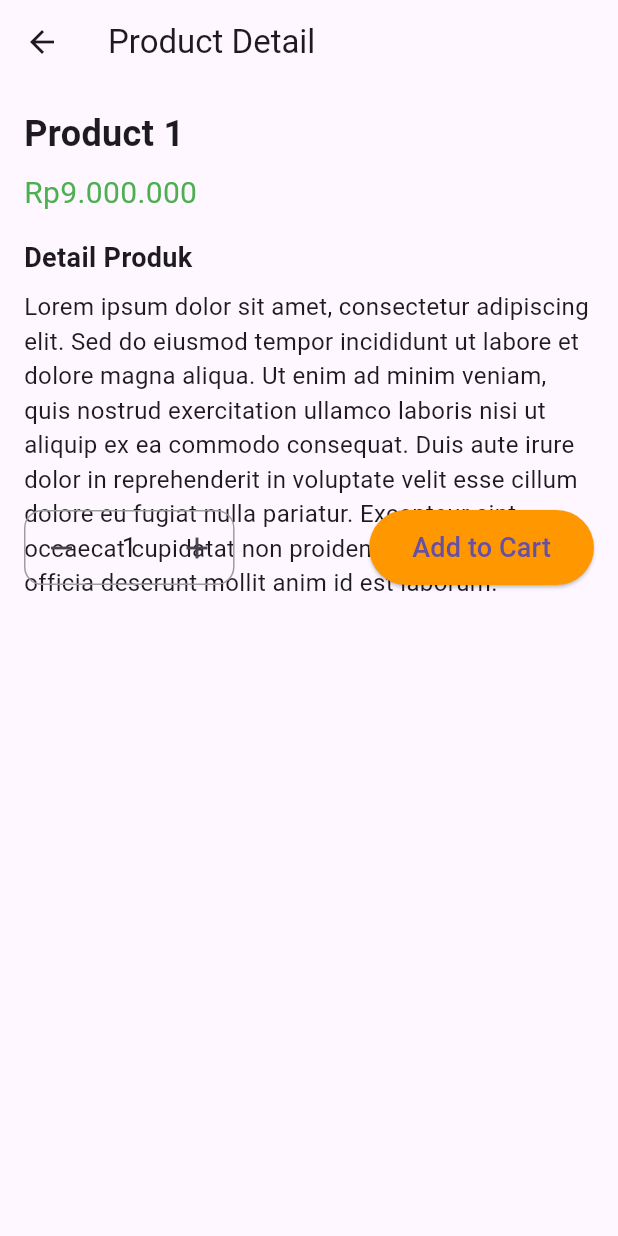
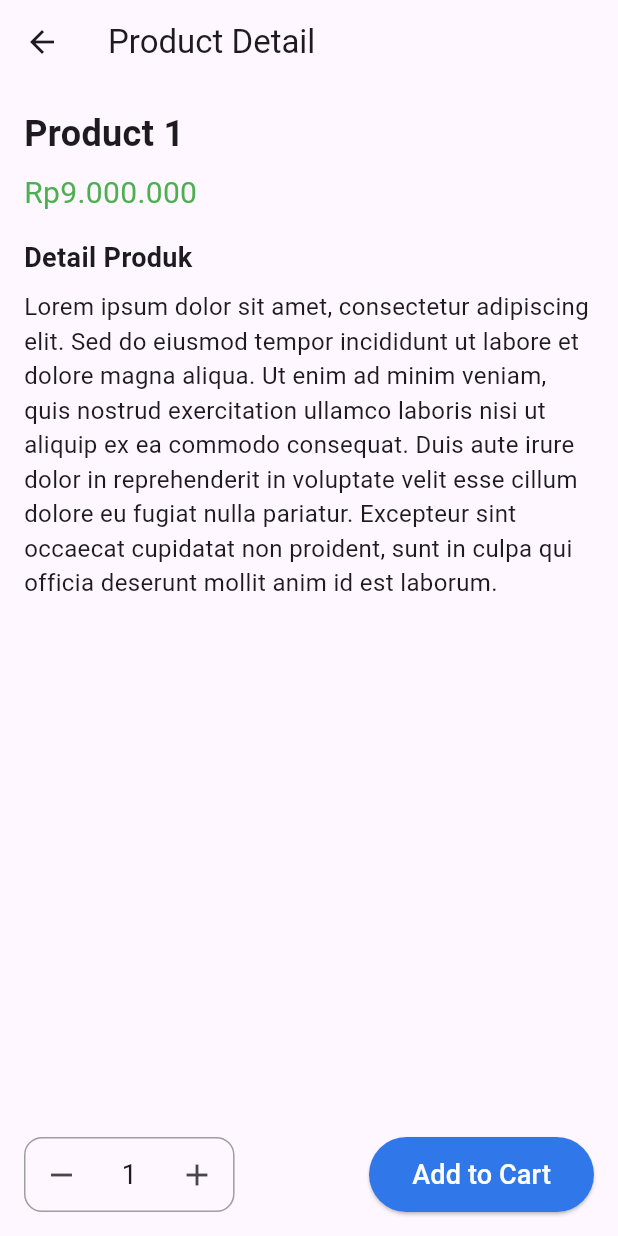
Before and after one commit to andxx12/uts2_2021130013, a Flutter app: the screen it shows after launch, after a tap on "Login", after a tap on "Product 1", on a phone screen of 412 x 824 dp. Run offline on Flutter 3.47's test engine with Material 3 defaults, Android fonts, the phone set to English and light mode, and no system bars.

Commit message:
add button to chart

```diff
--- a/lib/product_detail_screen.dart
+++ b/lib/product_detail_screen.dart
@@ -24,14 +24,16 @@ class _ProductDetailScreenState extends State<ProductDetailScreen> {
       appBar: AppBar(
         title: Text('Product Detail'),
       ),
-      body: Stack(
+      body: Column(
+        mainAxisAlignment: MainAxisAlignment.spaceBetween,
         children: [
-          SingleChildScrollView(
+          Expanded(
+            child: SingleChildScrollView(
               child: Column(
                 children: [
                   // Gambar produk
                   //Image.network(
-                //idget.productImage,
+                  //widget.productImage,
                   //height: 300,
                   //width: double.infinity,
                   //fit: BoxFit.cover,
@@ -83,12 +85,9 @@ class _ProductDetailScreenState extends State<ProductDetailScreen> {
                 ],
               ),
             ),
-          // Button Add to Cart dan jumlah barang di bagian bawah
-          Positioned(
-            bottom: 10,
-            left: 0,
-            right: 0,
-            child: Padding(
+          ),
+          // Bagian bawah dengan tombol tambah/kurang dan Add to Cart
+          Padding(
             padding: const EdgeInsets.all(16.0),
             child: Row(
               mainAxisAlignment: MainAxisAlignment.spaceBetween,
@@ -142,18 +141,20 @@ class _ProductDetailScreenState extends State<ProductDetailScreen> {
                   },
                   style: ElevatedButton.styleFrom(
                     minimumSize: Size(150, 50),
-                      backgroundColor: Colors.orange,
+                    backgroundColor: const Color.fromARGB(255, 48, 119, 233),
                     shape: RoundedRectangleBorder(
                       borderRadius: BorderRadius.circular(30),
                     ),
                   ),
                   child: Text(
                     'Add to Cart',
-                      style: TextStyle(fontSize: 18),
+                    style: TextStyle(
+                      fontSize: 18,
+                      color: Colors.white,
+                    ),
                   ),
                 ),
               ],
-              ),
             ),
           ),
         ],
```
Lines whose indentation alone changed are shown as unchanged.
